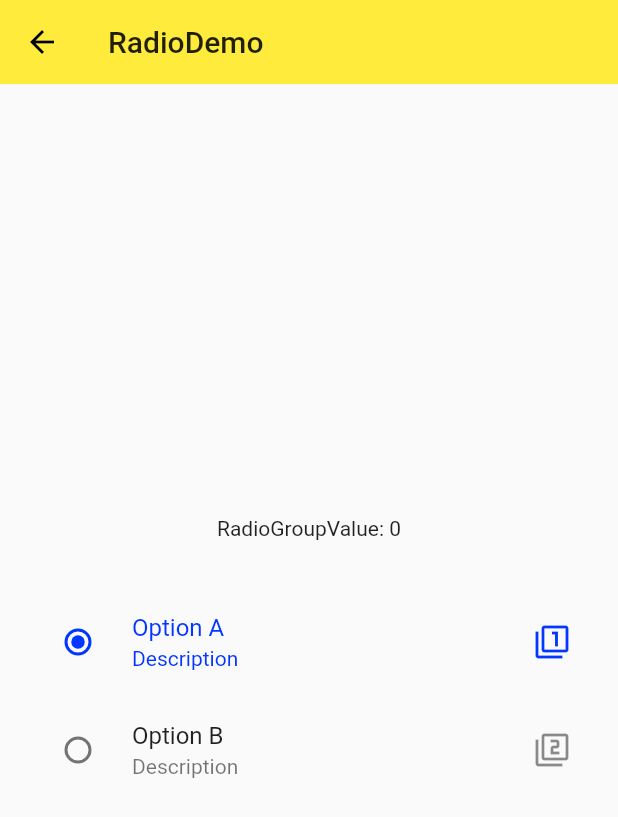
After one commit to juronghuxue/flutter_ninghao_huxutest, a Flutter app: the screen it shows after launch, after a tap on "Radio", on a phone screen of 412 x 824 dp. The commit adds this screen. Shown: the top 817 px of the screen. Run offline on Flutter 3.47's test engine with Material 2 defaults, Android fonts, the phone set to English and light mode, and no system bars.

Commit message:
day11 over

```diff
--- a/xlp/lib/demo/form_demo.dart
+++ b/xlp/lib/demo/form_demo.dart
@@ -4,6 +4,10 @@ class FormDemo extends StatelessWidget {
   @override
   Widget build(BuildContext context) {
     return Scaffold(
+      appBar: AppBar(
+        title: Text('FormDemo'),
+        elevation: 0.0,
+      ),
       body:Theme(
         data:Theme.of(context).copyWith(
           primaryColor: Colors.black,
--- a/xlp/lib/demo/material_components.dart
+++ b/xlp/lib/demo/material_components.dart
@@ -2,6 +2,12 @@ import 'package:flutter/material.dart';
 import './button_demo.dart';
 import './floating_action_button_demo.dart';
 import './popup_menu_button_demo.dart';
+import './form_demo.dart';
+import './checkbox_demo.dart';
+import './radio_demo.dart';
+import './switch_demo.dart';
+import './slider_demo.dart';
+import './date_time_demo.dart';
 class MaterialComponents extends StatelessWidget {
   @override
   Widget build(BuildContext context) {
@@ -12,6 +18,12 @@ class MaterialComponents extends StatelessWidget {
       ),
       body: ListView(
         children: <Widget>[
+          ListItem(title:'DateTime',page:DateTimeDemo()),
+          ListItem(title:'Slider',page:SliderDemo()),
+          ListItem(title:'Switch',page:SwitchDemo()),
+          ListItem(title:'Radio',page:RadioDemo()),
+          ListItem(title:'Checkbox',page:CheckboxDemo()),
+          ListItem(title:'Form',page:FormDemo()),
           ListItem(title:'PopupMenuButton',page:PopupMenuButtonDemo()),
           ListItem(title:'Button',page:ButtonDemo()),
           ListItem(title:'FloatingActionButton',page:FloatingActionButtonDemo()),
--- /dev/null
+++ b/xlp/lib/demo/radio_demo.dart
@@ -0,0 +1,70 @@
+import 'package:flutter/material.dart';
+
+class RadioDemo extends StatefulWidget {
+  @override
+  _RadioDemoState createState() => _RadioDemoState();
+}
+
+class _RadioDemoState extends State<RadioDemo> {
+  int _radioGroupA = 0;
+  void _handleRadioValueChange(int value){
+    setState(() {
+      _radioGroupA = value;
+    });
+  }
+  @override
+  Widget build(BuildContext context) {
+    return Scaffold(
+      appBar: AppBar(
+        title:Text('RadioDemo'),
+        elevation: 0.0,
+
+      ),
+      body:Container(
+        padding:EdgeInsets.all(16.0),
+        child: Column(
+          mainAxisAlignment: MainAxisAlignment.center,
+          children: <Widget>[
+            Text('RadioGroupValue: $_radioGroupA'),
+            SizedBox(height:32.0),
+            RadioListTile(
+              value:0,
+              groupValue: _radioGroupA,
+              onChanged: _handleRadioValueChange,
+              title: Text('Option A'),
+              subtitle: Text('Description'),
+              secondary: Icon(Icons.filter_1),
+              selected: _radioGroupA == 0,
+            ),
+            RadioListTile(
+              value:1,
+              groupValue: _radioGroupA,
+              onChanged: _handleRadioValueChange,
+              title: Text('Option B'),
+              subtitle: Text('Description'),
+              secondary: Icon(Icons.filter_2),
+              selected: _radioGroupA == 1,
+            ),
+            Row(
+              mainAxisAlignment: MainAxisAlignment.center,
+              children: <Widget>[
+                // Radio(
+                //   value:0,
+                //   groupValue: _radioGroupA,
+                //   onChanged: _handleRadioValueChange,
+                //   activeColor: Colors.black,
+                // ),
+                // Radio(
+                //   value:1,
+                //   groupValue: _radioGroupA,
+                //   onChanged: _handleRadioValueChange,
+                //   activeColor: Colors.black,
+                // ),
+              ],
+            )
+          ],
+        ),
+      )
+    );
+  }
+}
--- a/xlp/pubspec.yaml
+++ b/xlp/pubspec.yaml
@@ -23,6 +23,7 @@ environment:
 dependencies:
   flutter:
     sdk: flutter
+  intl : 0.16.1
 
 
   # The following adds the Cupertino Icons font to your application.
```
Also changed, not shown: xlp/lib/demo/checkbox_demo.dart (added, +56 -0 lines), xlp/lib/demo/date_time_demo.dart (added, +82 -0 lines), xlp/lib/demo/slider_demo.dart (added, +49 -0 lines), xlp/lib/demo/switch_demo.dart (added, +54 -0 lines), xlp/pubspec.lock.
